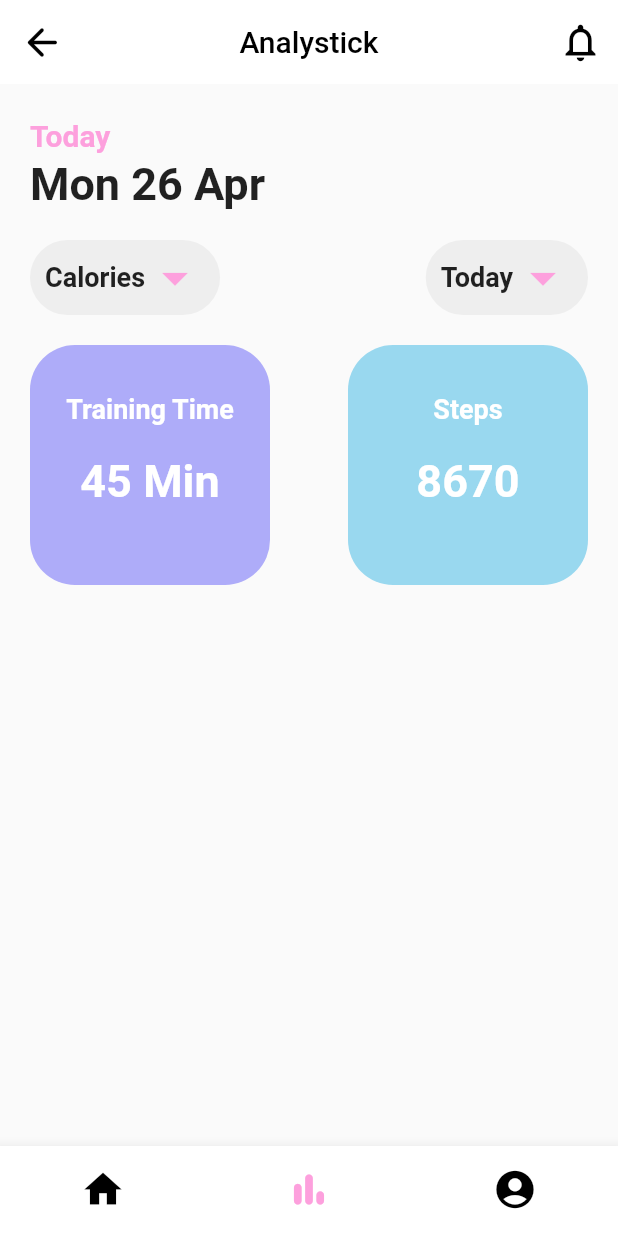
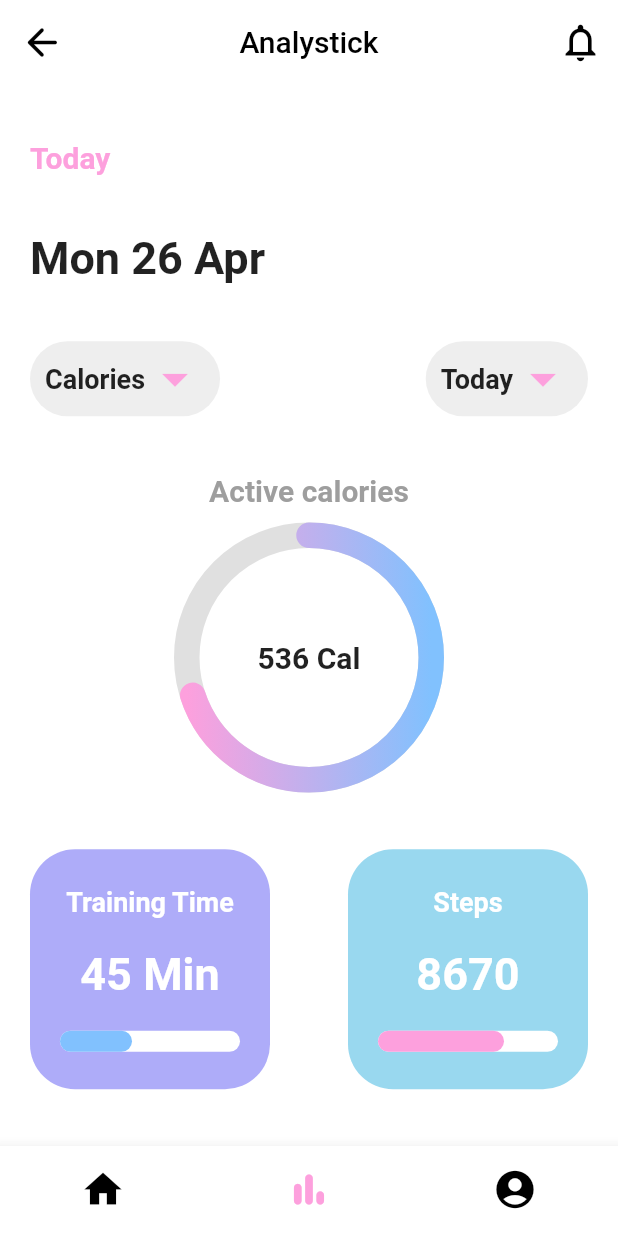
Before and after one commit to princepf/PowerZone, a Flutter app: the screen it shows after launch, item 2 of the bottom bar chosen, on a phone screen of 412 x 824 dp. Run offline on Flutter 3.47's test engine with Material 2 defaults, Android fonts, the phone set to English and light mode, and no system bars; drawn by our look-alikes of percent_indicator.

Commit message:
commited2

```diff
--- a/lib/analystics_page.dart
+++ b/lib/analystics_page.dart
@@ -1,4 +1,5 @@
 import 'package:flutter/material.dart';
+import 'package:percent_indicator/percent_indicator.dart';
 
 class AnalysticsPage extends StatefulWidget {
   AnalysticsPage({Key? key}) : super(key: key);
@@ -11,6 +12,7 @@ class _AnalysticsPageState extends State<AnalysticsPage> {
   @override
   Widget build(BuildContext context) {
     return Scaffold(
+      backgroundColor: Colors.white,
       appBar: AppBar(
         centerTitle: true,
         backgroundColor: Colors.white,
@@ -36,11 +38,12 @@ class _AnalysticsPageState extends State<AnalysticsPage> {
         ],
       ),
       body: Container(
-        padding: EdgeInsets.all(20),
-        child: ListView(
+        padding: EdgeInsets.symmetric(horizontal: 20),
+        child: Column(
+          crossAxisAlignment: CrossAxisAlignment.start,
+          mainAxisAlignment: MainAxisAlignment.spaceEvenly,
           children: [
             Container(
-              padding: EdgeInsets.symmetric(vertical: 3),
               child: Text(
                 "Today",
                 style: TextStyle(
@@ -56,7 +59,7 @@ class _AnalysticsPageState extends State<AnalysticsPage> {
               ),
             ),
             Container(
-              padding: EdgeInsets.symmetric(vertical: 20),
+              padding: EdgeInsets.only(),
               child: Row(
                 mainAxisAlignment: MainAxisAlignment.spaceBetween,
                 children: [
@@ -105,6 +108,35 @@ class _AnalysticsPageState extends State<AnalysticsPage> {
               ),
             ),
             Container(
+              alignment: Alignment.center,
+              child: CircularPercentIndicator(
+                  radius: 180,
+                  lineWidth: 17,
+                  animation: true,
+                  percent: 0.7,
+                  center: Container(
+                    child: Text(
+                      "536 Cal",
+                      style: new TextStyle(
+                          fontWeight: FontWeight.bold, fontSize: 20),
+                    ),
+                  ),
+                  header: Container(
+                    padding: EdgeInsets.only(bottom: 10),
+                    child: Text(
+                      "Active calories",
+                      style: new TextStyle(
+                          color: Colors.grey,
+                          fontWeight: FontWeight.bold,
+                          fontSize: 20),
+                    ),
+                  ),
+                  circularStrokeCap: CircularStrokeCap.round,
+                  backgroundColor: Colors.black12,
+                  linearGradient: LinearGradient(
+                      colors: [Color(0xfffda0dd), Color(0xff81c1fe)])),
+            ),
+            Container(
               child: Row(
                 mainAxisAlignment: MainAxisAlignment.spaceBetween,
                 children: [
@@ -135,6 +167,15 @@ class _AnalysticsPageState extends State<AnalysticsPage> {
                                 fontWeight: FontWeight.bold,
                                 fontSize: 30),
                           ),
+                        ),
+                        LinearPercentIndicator(
+                          alignment: MainAxisAlignment.center,
+                          width: 140.0,
+                          lineHeight: 14.0,
+                          percent: 0.4,
+                          linearStrokeCap: LinearStrokeCap.roundAll,
+                          backgroundColor: Colors.white,
+                          progressColor: Color(0xff81c1fe),
                         ),
                       ],
                     ),
@@ -167,6 +208,15 @@ class _AnalysticsPageState extends State<AnalysticsPage> {
                                 fontSize: 30),
                           ),
                         ),
+                        LinearPercentIndicator(
+                          alignment: MainAxisAlignment.center,
+                          width: 140.0,
+                          lineHeight: 14.0,
+                          percent: 0.7,
+                          linearStrokeCap: LinearStrokeCap.roundAll,
+                          backgroundColor: Colors.white,
+                          progressColor: Color(0xfffda0dd),
+                        ),
                       ],
                     ),
                   ),
--- a/lib/bottom_nav_bar.dart
+++ b/lib/bottom_nav_bar.dart
@@ -1,6 +1,7 @@
 import 'package:flutter/material.dart';
 import 'analystics_page.dart';
 import 'home_page.dart';
+import 'profile_page.dart';
 
 class BottomNavBar extends StatefulWidget {
   BottomNavBar({Key? key}) : super(key: key);
@@ -14,7 +15,7 @@ class _BottomNavBarState extends State<BottomNavBar> {
   List<Widget> screen = [
     HomePage(),
     AnalysticsPage(),
-    HomePage(),
+    ProfilePage(),
   ];
 
   @override
--- a/lib/home_page.dart
+++ b/lib/home_page.dart
@@ -27,7 +27,7 @@ class _HomePageState extends State<HomePage> {
         bumi: '55 Min',
         color: '0xfffdaodd',
         dcr: 'Full body workout',
-        heading: 'Weight Loss Training',
+        heading: 'Mountain \nclimber',
         image: 'assets/images/unbg1.png'),
     Topworkoutmodel(
         buca: '🔥 35 Cal',
@@ -43,7 +43,7 @@ class _HomePageState extends State<HomePage> {
         color: 'Colors.black',
         //0xff99d8ef
         dcr: 'Full body workout',
-        heading: 'Weight Loss Training',
+        heading: 'Train three days a week',
         image: 'assets/images/unbg3.png'),
   ];
   List<Categarycard> categarycard = [
--- a/lib/splash_screen.dart
+++ b/lib/splash_screen.dart
@@ -48,9 +48,7 @@ class _SplashScreenState extends State<SplashScreen> {
               ),
             ),
           ),
-          Container(
-              padding: EdgeInsets.only(left: 180, top: 780),
-              child: CircularProgressIndicator(color: Color(0XFFF75B5B)))
+
           //color: Color(0XFFF75B5B),
         ]),
       ),
--- a/pubspec.yaml
+++ b/pubspec.yaml
@@ -32,7 +32,7 @@ dependencies:
 dev_dependencies:
   flutter_test:
     sdk: flutter
-
+  percent_indicator: ^3.4.0
 # For information on the generic Dart part of this file, see the
 # following page: https://dart.dev/tools/pub/pubspec
 
```
Also changed, not shown: lib/profile_page.dart (added, +226 -0 lines), assets/images/gb1.jpg (deleted), assets/images/gb2.jpg (deleted), assets/images/gb3.jpg (deleted), assets/images/gg2.jpg (deleted), assets/images/gg3.jpg (deleted), assets/images/profile.jpg (added), assets/images/sm1.png (added), assets/images/sm2.png (added), assets/images/sm3.png (added), pubspec.lock.
